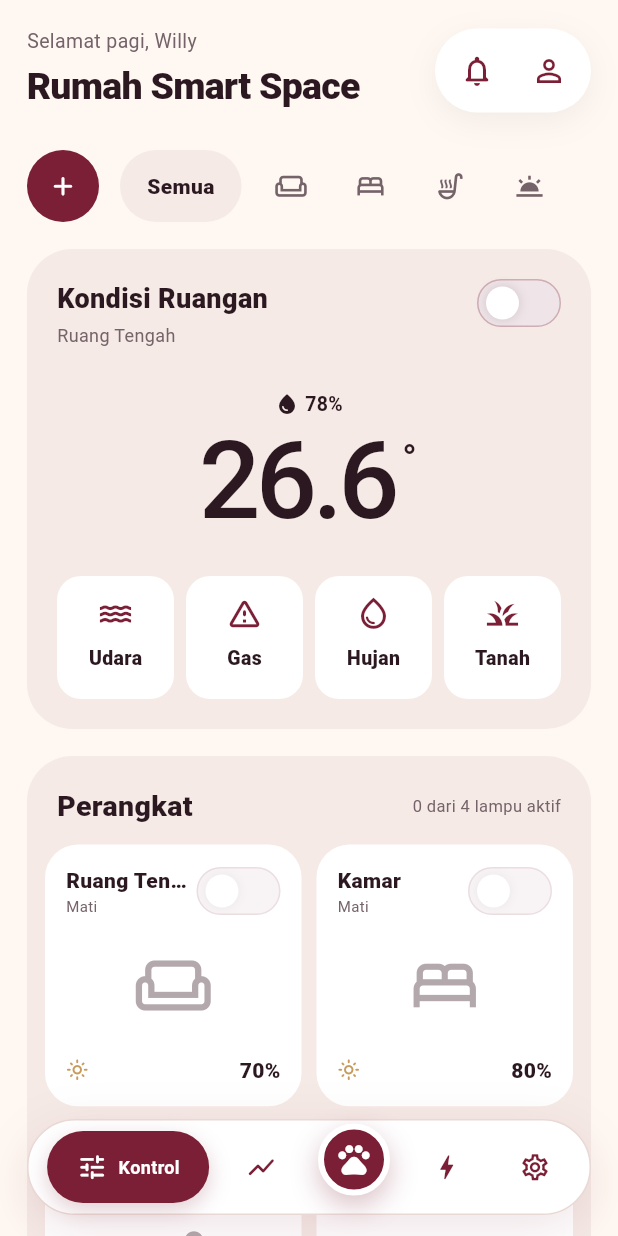
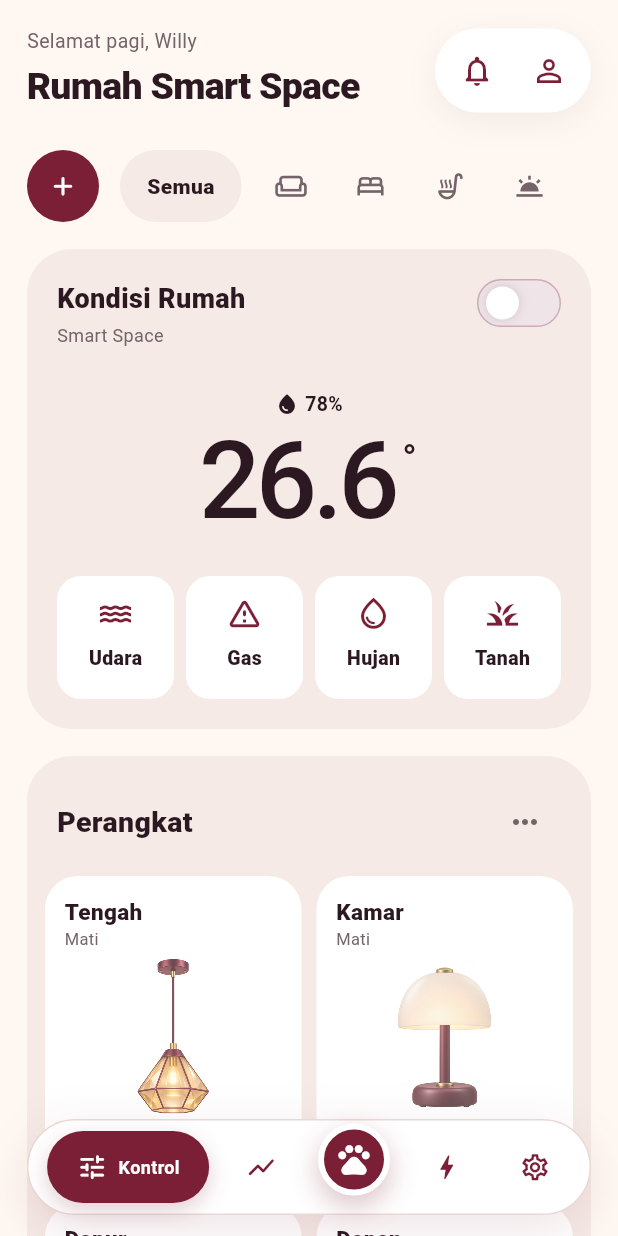
Before and after one commit to rezibos/Android-Fluter-SmartSpace, a Flutter app: the screen it shows after launch, after a tap on the "add" icon, on a phone screen of 412 x 824 dp. Run offline on Flutter 3.47's test engine with Material 3 defaults, Android fonts, the phone set to English and light mode, and no system bars; network calls fail.

Commit message:
feat: add product device grid

```diff
--- a/lib/screens/control_screen.dart
+++ b/lib/screens/control_screen.dart
@@ -23,7 +23,6 @@ class ControlScreen extends StatelessWidget {
     required this.onProfileTap,
     required this.onRetry,
     required this.onViewSensors,
-    required this.onViewElectricity,
   });
 
   final List<RoomLight> rooms;
@@ -41,7 +40,6 @@ class ControlScreen extends StatelessWidget {
   final VoidCallback onProfileTap;
   final VoidCallback onRetry;
   final VoidCallback onViewSensors;
-  final VoidCallback onViewElectricity;
 
   String get _greeting {
     final hour = DateTime.now().hour;
@@ -50,14 +48,6 @@ class ControlScreen extends StatelessWidget {
     if (hour < 19) return 'Selamat sore';
     return 'Selamat malam';
   }
-
-  double get _estimatedWatt =>
-      rooms.fold<double>(
-        0,
-        (total, room) => total + (room.isOn ? 18 * room.brightness / 100 : 0),
-      ) +
-      (relayOn ? 65 : 0) +
-      8;
 
   @override
   Widget build(BuildContext context) => CustomScrollView(
@@ -236,7 +226,7 @@ class ControlScreen extends StatelessWidget {
                   crossAxisAlignment: CrossAxisAlignment.start,
                   children: [
                     const Text(
-                      'Kondisi Ruangan',
+                      'Kondisi Rumah',
                       style: TextStyle(
                         fontSize: 18,
                         fontWeight: FontWeight.w800,
@@ -244,7 +234,7 @@ class ControlScreen extends StatelessWidget {
                     ),
                     const SizedBox(height: 3),
                     Text(
-                      'Ruang Tengah',
+                      'Smart Space',
                       style: TextStyle(
                         color: context.space.inkMuted,
                         fontSize: 12,
@@ -373,7 +363,6 @@ class ControlScreen extends StatelessWidget {
   );
 
   Widget _devicesPanel(BuildContext context) {
-    final activeCount = rooms.where((room) => room.isOn).length;
     return Container(
       padding: const EdgeInsets.all(12),
       decoration: BoxDecoration(
@@ -391,9 +380,24 @@ class ControlScreen extends StatelessWidget {
                   style: TextStyle(fontSize: 19, fontWeight: FontWeight.w800),
                 ),
                 const Spacer(),
-                Text(
-                  '$activeCount dari ${rooms.length} lampu aktif',
-                  style: TextStyle(color: context.space.inkMuted, fontSize: 11),
+                PopupMenuButton<bool>(
+                  tooltip: 'Opsi perangkat',
+                  enabled: connected,
+                  onSelected: onAllLights,
+                  icon: Icon(
+                    Icons.more_horiz_rounded,
+                    color: context.space.inkMuted,
+                  ),
+                  itemBuilder: (context) => const [
+                    PopupMenuItem(
+                      value: true,
+                      child: Text('Nyalakan semua lampu'),
+                    ),
+                    PopupMenuItem(
+                      value: false,
+                      child: Text('Matikan semua lampu'),
+                    ),
+                  ],
                 ),
               ],
             ),
@@ -401,176 +405,57 @@ class ControlScreen extends StatelessWidget {
           GridView.builder(
             shrinkWrap: true,
             physics: const NeverScrollableScrollPhysics(),
-            itemCount: rooms.length,
+            itemCount: rooms.length + 1,
             gridDelegate: const SliverGridDelegateWithFixedCrossAxisCount(
               crossAxisCount: 2,
               crossAxisSpacing: 10,
               mainAxisSpacing: 10,
-              childAspectRatio: .98,
+              childAspectRatio: .82,
             ),
             itemBuilder: (context, index) {
+              if (index == rooms.length) {
+                return _PanelPumpCard(
+                  isOn: relayOn,
+                  enabled: connected,
+                  onTap: onPumpTap,
+                  onToggle: onRelayToggle,
+                );
+              }
               final room = rooms[index];
               return _PanelDeviceCard(
                 room: room,
+                assetPath: _assetForRoom(room.id),
                 enabled: connected,
                 onTap: () => onLightTap(room),
                 onToggle: (value) => onLightToggle(room, value),
               );
             },
           ),
-          const SizedBox(height: 10),
-          InkWell(
-            onTap: onPumpTap,
-            borderRadius: BorderRadius.circular(20),
-            child: Container(
-              padding: const EdgeInsets.all(14),
-              decoration: BoxDecoration(
-                color: context.space.surface,
-                borderRadius: BorderRadius.circular(20),
-              ),
-              child: Row(
-                children: [
-                  Container(
-                    width: 46,
-                    height: 46,
-                    decoration: BoxDecoration(
-                      color: context.space.muted,
-                      borderRadius: BorderRadius.circular(15),
-                    ),
-                    child: Icon(
-                      Icons.water_drop_outlined,
-                      color: relayOn
-                          ? context.space.accent
-                          : context.space.active,
-                    ),
-                  ),
-                  const SizedBox(width: 12),
-                  Expanded(
-                    child: Column(
-                      crossAxisAlignment: CrossAxisAlignment.start,
-                      children: [
-                        const Text(
-                          'Pompa Air',
-                          style: TextStyle(fontWeight: FontWeight.w800),
-                        ),
-                        Text(
-                          relayOn
-                              ? 'Aktif • Tandon Utama'
-                              : 'Nonaktif • Tandon Utama',
-                          style: TextStyle(
-                            color: context.space.inkMuted,
-                            fontSize: 11,
-                          ),
-                        ),
-                      ],
-                    ),
-                  ),
-                  SpaceToggle(
-                    value: relayOn,
-                    onChanged: connected ? onRelayToggle : null,
-                  ),
-                ],
-              ),
-            ),
-          ),
-          const SizedBox(height: 10),
-          Container(
-            padding: const EdgeInsets.symmetric(horizontal: 12, vertical: 10),
-            decoration: BoxDecoration(
-              color: context.space.surface,
-              borderRadius: BorderRadius.circular(20),
-            ),
-            child: Row(
-              children: [
-                _massAction(
-                  context,
-                  icon: Icons.add_rounded,
-                  label: 'Semua Nyala',
-                  onTap: connected ? () => onAllLights(true) : null,
-                  filled: true,
-                ),
-                const SizedBox(width: 8),
-                _massAction(
-                  context,
-                  icon: Icons.power_settings_new_rounded,
-                  label: 'Semua Mati',
-                  onTap: connected ? () => onAllLights(false) : null,
-                ),
-                const Spacer(),
-                InkWell(
-                  onTap: onViewElectricity,
-                  borderRadius: BorderRadius.circular(14),
-                  child: Padding(
-                    padding: const EdgeInsets.symmetric(
-                      horizontal: 8,
-                      vertical: 6,
-                    ),
-                    child: Row(
-                      children: [
-                        Column(
-                          crossAxisAlignment: CrossAxisAlignment.end,
-                          children: [
-                            Text(
-                              '${_estimatedWatt.toStringAsFixed(0)} W',
-                              style: TextStyle(
-                                color: context.space.active,
-                                fontWeight: FontWeight.w800,
-                              ),
-                            ),
-                            Text(
-                              'Estimasi',
-                              style: TextStyle(
-                                color: context.space.inkMuted,
-                                fontSize: 9,
-                              ),
-                            ),
-                          ],
-                        ),
-                        const SizedBox(width: 4),
-                        Icon(
-                          Icons.chevron_right_rounded,
-                          color: context.space.active,
-                        ),
-                      ],
-                    ),
-                  ),
-                ),
-              ],
-            ),
-          ),
         ],
       ),
     );
   }
 
-  Widget _massAction(
-    BuildContext context, {
-    required IconData icon,
-    required String label,
-    required VoidCallback? onTap,
-    bool filled = false,
-  }) => Tooltip(
-    message: label,
-    child: IconButton(
-      onPressed: onTap,
-      style: IconButton.styleFrom(
-        backgroundColor: filled ? context.space.active : context.space.muted,
-        foregroundColor: filled ? context.space.onActive : context.space.active,
-      ),
-      icon: Icon(icon),
-    ),
-  );
+  String _assetForRoom(String id) => switch (id) {
+    'tengah' => 'assets/devices/lamp_tengah.png',
+    'kamar' => 'assets/devices/lamp_kamar.png',
+    'dapur' => 'assets/devices/lamp_dapur.png',
+    'depan' => 'assets/devices/lamp_depan.png',
+    _ => 'assets/devices/lamp_tengah.png',
+  };
 }
 
 class _PanelDeviceCard extends StatelessWidget {
   const _PanelDeviceCard({
     required this.room,
+    required this.assetPath,
     required this.enabled,
     required this.onTap,
     required this.onToggle,
   });
 
   final RoomLight room;
+  final String assetPath;
   final bool enabled;
   final VoidCallback onTap;
   final ValueChanged<bool> onToggle;
@@ -583,7 +468,7 @@ class _PanelDeviceCard extends StatelessWidget {
       onTap: onTap,
       borderRadius: BorderRadius.circular(22),
       child: Container(
-        padding: const EdgeInsets.all(14),
+        padding: const EdgeInsets.all(13),
         decoration: BoxDecoration(
           color: context.space.surface,
           borderRadius: BorderRadius.circular(22),
@@ -591,54 +476,34 @@ class _PanelDeviceCard extends StatelessWidget {
         child: Column(
           crossAxisAlignment: CrossAxisAlignment.start,
           children: [
-            Row(
-              children: [
-                Expanded(
-                  child: Column(
-                    crossAxisAlignment: CrossAxisAlignment.start,
-                    children: [
             Text(
               room.name,
               maxLines: 1,
               overflow: TextOverflow.ellipsis,
-                        style: const TextStyle(
-                          fontSize: 14,
-                          fontWeight: FontWeight.w800,
+              style: const TextStyle(fontSize: 15, fontWeight: FontWeight.w800),
+            ),
+            Text(
+              room.isOn ? 'Menyala' : 'Mati',
+              style: TextStyle(color: context.space.inkMuted, fontSize: 11),
+            ),
+            Expanded(
+              child: Center(
+                child: Opacity(
+                  opacity: room.isOn ? 1 : .72,
+                  child: Image.asset(
+                    assetPath,
+                    fit: BoxFit.contain,
+                    filterQuality: FilterQuality.high,
+                    semanticLabel: 'Gambar lampu ${room.name}',
                   ),
                 ),
-                      Text(
-                        room.isOn ? 'Aktif' : 'Mati',
-                        style: TextStyle(
-                          color: context.space.inkMuted,
-                          fontSize: 10,
               ),
             ),
-                    ],
-                  ),
-                ),
+            Row(
+              children: [
                 SpaceToggle(
                   value: room.isOn,
                   onChanged: enabled ? onToggle : null,
-                ),
-              ],
-            ),
-            const Spacer(),
-            Center(
-              child: Icon(
-                room.icon,
-                size: 50,
-                color: room.isOn
-                    ? context.space.active
-                    : context.space.inkMuted.withValues(alpha: .55),
-              ),
-            ),
-            const Spacer(),
-            Row(
-              children: [
-                Icon(
-                  Icons.light_mode_outlined,
-                  size: 15,
-                  color: context.space.accent,
                 ),
                 const Spacer(),
                 Text(
@@ -653,3 +518,61 @@ class _PanelDeviceCard extends StatelessWidget {
     ),
   );
 }
+
+class _PanelPumpCard extends StatelessWidget {
+  const _PanelPumpCard({
+    required this.isOn,
+    required this.enabled,
+    required this.onTap,
+    required this.onToggle,
+  });
+
+  final bool isOn;
+  final bool enabled;
+  final VoidCallback onTap;
+  final ValueChanged<bool> onToggle;
+
+  @override
+  Widget build(BuildContext context) => Semantics(
+    label: 'Pompa air, ${isOn ? 'aktif' : 'nonaktif'}',
+    button: true,
+    child: InkWell(
+      onTap: onTap,
+      borderRadius: BorderRadius.circular(22),
+      child: Container(
+        padding: const EdgeInsets.all(13),
+        decoration: BoxDecoration(
+          color: context.space.surface,
+          borderRadius: BorderRadius.circular(22),
+        ),
+        child: Column(
+          crossAxisAlignment: CrossAxisAlignment.start,
+          children: [
+            const Text(
+              'Pompa',
+              style: TextStyle(fontSize: 15, fontWeight: FontWeight.w800),
+            ),
+            Text(
+              isOn ? 'Aktif' : 'Nonaktif',
+              style: TextStyle(color: context.space.inkMuted, fontSize: 11),
+            ),
+            Expanded(
+              child: Center(
+                child: Opacity(
+                  opacity: isOn ? 1 : .72,
+                  child: Image.asset(
+                    'assets/devices/pompa.png',
+                    fit: BoxFit.contain,
+                    filterQuality: FilterQuality.high,
+                    semanticLabel: 'Gambar pompa air',
+                  ),
+                ),
+              ),
+            ),
+            SpaceToggle(value: isOn, onChanged: enabled ? onToggle : null),
+          ],
+        ),
+      ),
+    ),
+  );
+}
--- a/lib/screens/home_shell.dart
+++ b/lib/screens/home_shell.dart
@@ -43,7 +43,7 @@ class _HomeShellState extends State<HomeShell> {
   late List<RoomLight> _rooms = const [
     RoomLight(
       id: 'tengah',
-      name: 'Ruang Tengah',
+      name: 'Tengah',
       icon: Icons.weekend_outlined,
       isOn: false,
       brightness: 70,
@@ -64,7 +64,7 @@ class _HomeShellState extends State<HomeShell> {
     ),
     RoomLight(
       id: 'depan',
-      name: 'Lampu Depan',
+      name: 'Depan',
       icon: Icons.wb_twilight_outlined,
       isOn: false,
       brightness: 100,
@@ -281,7 +281,6 @@ class _HomeShellState extends State<HomeShell> {
         ),
         onRetry: _poll,
         onViewSensors: () => setState(() => _tab = 1),
-        onViewElectricity: () => setState(() => _tab = 3),
       ),
       SensorScreen(
         snapshot: _snapshot,
--- a/pubspec.yaml
+++ b/pubspec.yaml
@@ -58,6 +58,9 @@ flutter:
   # the material Icons class.
   uses-material-design: true
 
+  assets:
+    - assets/devices/
+
   # To add assets to your application, add an assets section, like this:
   # assets:
   #   - images/a_dot_burr.jpeg
```
Also changed, not shown: assets/devices/lamp_dapur.png (added), assets/devices/lamp_depan.png (added), assets/devices/lamp_kamar.png (added), assets/devices/lamp_tengah.png (added), assets/devices/pompa.png (added), 2 other files. Lines whose indentation alone changed are shown as unchanged.
